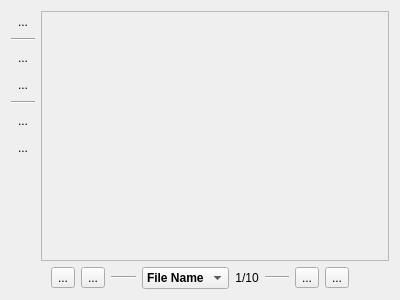
Above: lumina-fm/widgets/SlideshowWidget.ui from lumina-desktop/lumina before the change. Below: the same form after it.
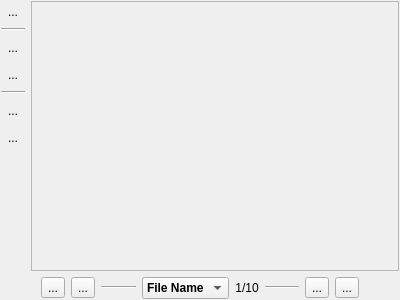
That is the form after the change.

Commit message: Add support for the "New [File/Dir]" buttons back into lumina-fm.

```diff
--- a/lumina-fm/widgets/SlideshowWidget.ui
+++ b/lumina-fm/widgets/SlideshowWidget.ui
@@ -14,6 +14,18 @@
    <string>Form</string>
   </property>
   <layout class="QVBoxLayout" name="verticalLayout">
+   <property name="leftMargin">
+    <number>1</number>
+   </property>
+   <property name="topMargin">
+    <number>1</number>
+   </property>
+   <property name="rightMargin">
+    <number>1</number>
+   </property>
+   <property name="bottomMargin">
+    <number>1</number>
+   </property>
    <item>
     <layout class="QHBoxLayout" name="horizontalLayout_5">
      <item>
@@ -128,8 +140,8 @@
          <rect>
           <x>0</x>
           <y>0</y>
-          <width>350</width>
-          <height>250</height>
+          <width>364</width>
+          <height>264</height>
          </rect>
         </property>
         <layout class="QVBoxLayout" name="verticalLayout_2">
```
The commit also changes 3 other files.
